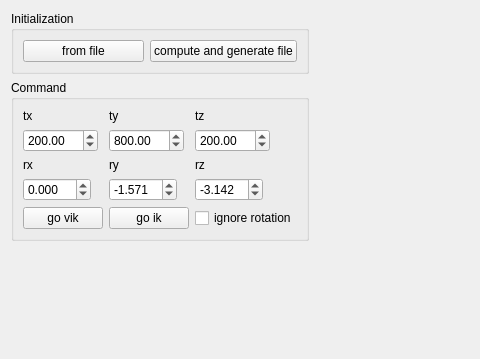
First picture: the form in components/ikGraphGenerator/src/mainUI.ui, repository robocomp/robocomp-shelly, before the edit; both pictures show x 0 to 480 and y 0 to 359 of the 972 by 801 pixel window.
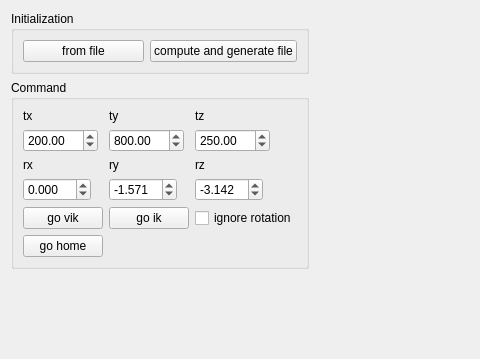
Second picture: the form after the edit.

Diff of the .ui file:
```diff
--- a/components/ikGraphGenerator/src/mainUI.ui
+++ b/components/ikGraphGenerator/src/mainUI.ui
@@ -135,7 +135,7 @@
            <double>10.000000000000000</double>
           </property>
           <property name="value">
-           <double>200.000000000000000</double>
+           <double>250.000000000000000</double>
           </property>
          </widget>
         </item>
@@ -246,6 +246,13 @@
           </property>
          </widget>
         </item>
+        <item row="6" column="0">
+         <widget class="QPushButton" name="homeButton">
+          <property name="text">
+           <string>go home</string>
+          </property>
+         </widget>
+        </item>
        </layout>
       </widget>
      </item>
```
